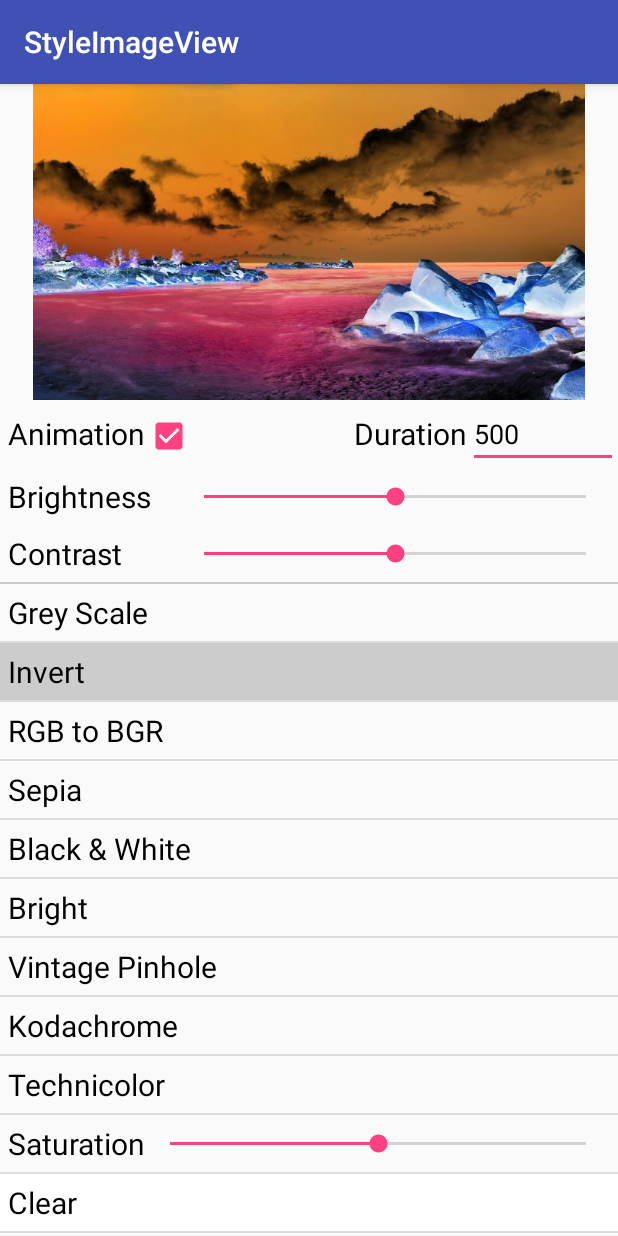
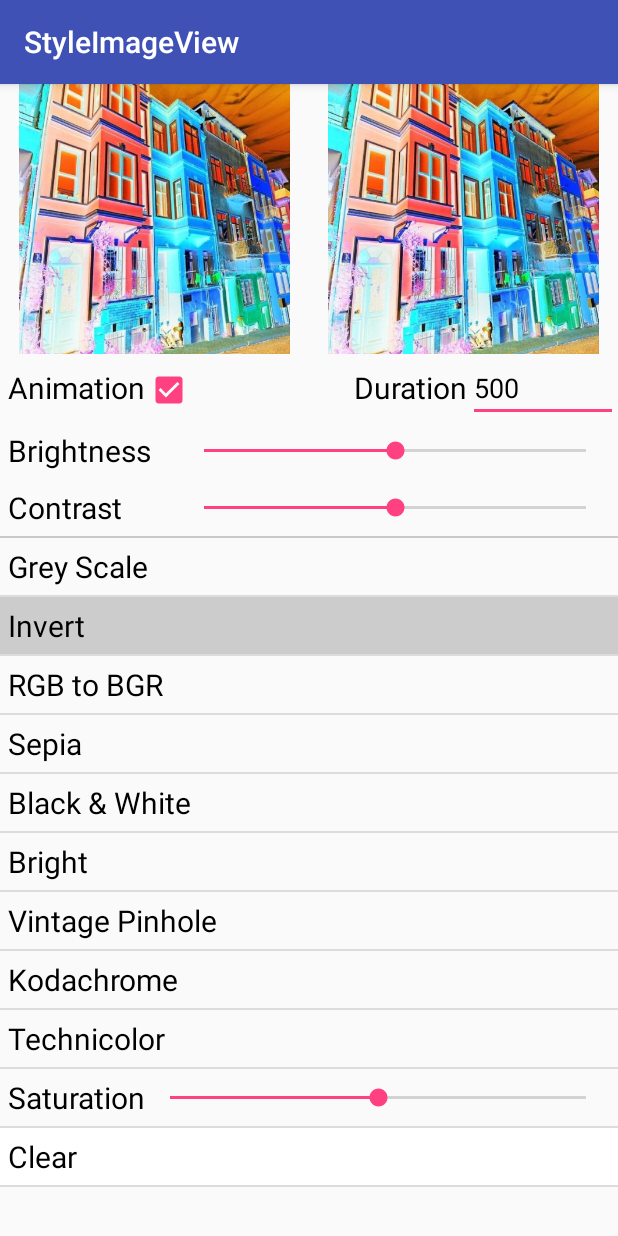
Before and after one commit to chengdazhi/StyleImageView, an Android app: the screen it shows after launch (MainActivity), after a tap on "Invert", on a phone screen of 412 x 824 dp. Run offline under Robolectric (Android 15) with nearby library versions, the phone set to English and light mode, and no system bars.

Commit message:
add animatioin listener to styler

```diff
--- a/styleimageview/src/main/java/it/chengdazhi/styleimageview/Styler.java
+++ b/styleimageview/src/main/java/it/chengdazhi/styleimageview/Styler.java
@@ -17,6 +17,9 @@ import android.widget.ImageView;
 
 /**
  * Created by chengdazhi on 8/10/16.
+ *
+ * This class can add style to ImageView's Drawable, View's background and any given drawable,
+ * using ColorMatrixColorFilter.
  */
 public class Styler {
     private boolean enableAnimation;
@@ -26,12 +29,12 @@ public class Styler {
     private float contrast;
     private float saturation;
     private int mode;
+    private AnimationListener listener;
     private DrawableHolder drawableHolder;
     private float[] oldMatrix = StyleMatrixs.common();
     private ValueAnimator animator;
 
     private Styler(Builder builder) {
-        super();
         enableAnimation = builder.enableAnimation;
         animationDuration = builder.animationDuration;
         brightness = builder.brightness;
@@ -42,6 +45,10 @@ public class Styler {
         interpolator = builder.interpolator;
     }
 
+    /**
+     * This method updates UI.
+     * Simply setting params like mode and brightness won't bringing effect until this method is called.
+     */
     public void updateStyle() {
         if (drawableHolder.getDrawable() == null) {
             return;
@@ -60,6 +67,12 @@ public class Styler {
         }
     }
 
+    /**
+     * This method clears the style added.
+     * This will set the mode to Styler.Mode.NONE and saturation to 1(default value).
+     * But this does not clear the brightness and contrast, if these two params are set.
+     * Note if animation is enabled, this method will also have animation effect.
+     */
     public void clearStyle() {
         if (drawableHolder.getDrawable() == null) {
             return;
@@ -71,11 +84,13 @@ public class Styler {
                     super.onAnimationEnd(animation);
                     drawableHolder.getDrawable().clearColorFilter();
                     mode = Mode.NONE;
+                    saturation = 1;
                 }
             });
         } else {
             drawableHolder.getDrawable().clearColorFilter();
             mode = Mode.NONE;
+            saturation = 1;
         }
     }
 
@@ -89,15 +104,35 @@ public class Styler {
             public void onAnimationUpdate(ValueAnimator valueAnimator) {
                 float[] result = new float[20];
                 float fraction = valueAnimator.getAnimatedFraction();
-                float ratio = interpolator.getInterpolation(fraction);
+                float progress = interpolator.getInterpolation(fraction);
                 for (int i = 0; i < 20; i++) {
-                    result[i] = (startMatrix[i] * (1 - ratio)) + (endMatrix[i] * ratio);
+                    result[i] = (startMatrix[i] * (1 - progress)) + (endMatrix[i] * progress);
                 }
                 setDrawableStyleByMatrix(result);
                 oldMatrix = result.clone();
+                if (listener != null) {
+                    listener.onAnimationUpdate(fraction, progress);
+                }
             }
         });
         animator.addListener(onAnimationEndListener);
+        animator.addListener(new AnimatorListenerAdapter() {
+            @Override
+            public void onAnimationStart(Animator animation) {
+                super.onAnimationStart(animation);
+                if (listener != null) {
+                    listener.onAnimationStart();
+                }
+            }
+
+            @Override
+            public void onAnimationEnd(Animator animation) {
+                super.onAnimationEnd(animation);
+                if (listener != null) {
+                    listener.onAnimationEnd();
+                }
+            }
+        });
         animator.start();
     }
 
@@ -125,7 +160,7 @@ public class Styler {
     }
 
     private static float[] getMatrixByMode(int mode, float saturation) {
-        float[] targetMatrix;
+        float[] targetMatrix = StyleMatrixs.common();
         switch (mode) {
             case Mode.NONE:
                 targetMatrix = StyleMatrixs.common();
@@ -160,8 +195,6 @@ public class Styler {
             case Mode.SATURATION:
                 targetMatrix = getSaturationMatrix(saturation);
                 break;
-            default:
-                throw new IllegalArgumentException("mode not supported!");
         }
         return targetMatrix;
     }
@@ -194,6 +227,14 @@ public class Styler {
         return animationDuration;
     }
 
+    /**
+     * This method turns on animation.
+     * If you want to change animation duration, you need to call this method.
+     * If you want to specify a interpolator
+     * you can call enableAnimation(long animationDuration, Interpolator interpolator)
+     * @param animationDuration
+     * @return
+     */
     public Styler enableAnimation(long animationDuration) {
         enableAnimation(animationDuration, new LinearInterpolator());
         return this;
@@ -206,6 +247,10 @@ public class Styler {
         return this;
     }
 
+    /**
+     * this method turn off animation and reset animation duration to 0
+     * @return
+     */
     public Styler disableAnimation() {
         enableAnimation = false;
         animationDuration = 0;
@@ -217,6 +262,11 @@ public class Styler {
     }
 
     public Styler setBrightness(int brightness) {
+        if (brightness > 255) {
+            throw new IllegalArgumentException("brightness can't be bigger than 255");
+        } else if (brightness < -255) {
+            throw new IllegalArgumentException("brightness can't be smaller than -255");
+        }
         this.brightness = brightness;
         return this;
     }
@@ -226,6 +276,9 @@ public class Styler {
     }
 
     public Styler setContrast(float contrast) {
+        if (contrast < 0) {
+            throw new IllegalArgumentException("contrast can't be smaller than 0");
+        }
         this.contrast = contrast;
         return this;
     }
@@ -235,16 +288,33 @@ public class Styler {
     }
 
     public Styler setSaturation(float saturation) {
+        if (saturation < 0) {
+            throw new IllegalArgumentException("saturation can't be smaller than 0");
+        }
         mode = Mode.SATURATION;
         this.saturation = saturation;
         return this;
     }
 
+    /**
+     * @return current mode
+     */
     public int getMode() {
         return mode;
     }
 
+    /**
+     * Sets styler's mode to given mode
+     * Note if mode is not Styler.Mode.SATURATION, and saturation is set before, saturation will be reset to 1(default value)
+     * If mode is Styler.Mode.SATURATION, you must call setSaturation and specify a saturation value.
+     * Because by default saturation is 1 and doesn't cause any changes of UI.
+     * @param mode
+     * @return Styler object
+     */
     public Styler setMode(int mode) {
+        if (!Mode.hasMode(mode)) {
+            throw new IllegalArgumentException("Mode " + mode + " not supported! Check Styler.Mode class for supported modes");
+        }
         this.mode = mode;
         if (mode != Mode.SATURATION) {
             saturation = 1;
@@ -256,9 +326,39 @@ public class Styler {
         return drawableHolder.getDrawable();
     }
 
+    /**
+     * AnimationListener's methods will be called only when animation is enabled.
+     * @param listener custom Styler.AnimationListener
+     * @return
+     */
+    public Styler setAnimationListener(AnimationListener listener) {
+        this.listener = listener;
+        return this;
+    }
+
+    /**
+     * @return returns the removed AnimationListener
+     */
+    public AnimationListener removeAnimationListener() {
+        AnimationListener removedListener = listener;
+        listener = null;
+        return removedListener;
+    }
+
+    /**
+     * The bitmap's size is based on the view or drawable you passed in.
+     * If you want to specify width and height, use Styler.getBitmap(int width, int height)
+     * @return the bitmap with style added
+     */
     public Bitmap getBitmap() {
         Drawable drawable = drawableHolder.getDrawable();
-        return getBitmap(drawable.getIntrinsicWidth(), drawable.getIntrinsicHeight());
+        int width = drawable.getIntrinsicWidth();
+        int height = drawable.getIntrinsicHeight();
+        if ((width == 0 || height == 0) && drawableHolder.isView && drawableHolder.view != null) {
+            width = drawableHolder.view.getMeasuredWidth();
+            height = drawableHolder.view.getMeasuredHeight();
+        }
+        return getBitmap(width, height);
     }
 
     public Bitmap getBitmap(int width, int height) {
@@ -270,13 +370,45 @@ public class Styler {
         return bitmap;
     }
 
+    /**
+     * Method to add style to bitmap
+     * This method can only specify the mode, but not saturation
+     * If you want to use saturation mode or specify brightness or contrast,
+     * call addStyleToBitmap(Context context, Bitmap bitmap, int mode, int brightness, float contrast, float saturation)
+     * @param context
+     * @param bitmap Bitmap object to change, we don't operate on this bitmap because it's immutable, you should use the returned bitmap object
+     * @param mode
+     * @return
+     */
     public static Bitmap addStyleToBitmap(Context context, Bitmap bitmap, int mode) {
         return addStyleToBitmap(context, bitmap, mode, 0, 1, 1);
     }
 
+    /**
+     * Method to add style to bitmap
+     *
+     * @param context
+     * @param bitmap Bitmap object to change, we don't operate on this bitmap because it's immutable, you should use the returned bitmap object
+     * @param mode
+     * @param brightness if you don't want to change brightness, pass 0
+     * @param contrast if you don't want to change contrast, pass 1
+     * @param saturation if you don't want to change saturation, pass 1. If saturation is set, then the mode must be Styler.Mode.SATURATION
+     * @return
+     */
     public static Bitmap addStyleToBitmap(Context context, Bitmap bitmap, int mode, int brightness, float contrast, float saturation) {
         if (saturation != 1 && (mode != Mode.SATURATION || mode != Mode.NONE)) {
             throw new IllegalArgumentException("saturation must be 1.0 when mode is not Styler.Mode.SATURATION");
+        }
+        if (brightness > 255) {
+            throw new IllegalArgumentException("brightness can't be bigger than 255");
+        } else if (brightness < -255) {
+            throw new IllegalArgumentException("brightness can't be smaller than -255");
+        }
+        if (contrast < 0) {
+            throw new IllegalArgumentException("contrast can't be smaller than 0");
+        }
+        if (saturation < 0) {
+            throw new IllegalArgumentException("saturation can't be smaller than 0");
         }
         Bitmap newBitmap = Bitmap.createBitmap(bitmap.getWidth(), bitmap.getHeight(), Bitmap.Config.ARGB_8888);
         Canvas canvas = new Canvas(newBitmap);
@@ -288,7 +420,7 @@ public class Styler {
         return newBitmap;
     }
 
-    public static class DrawableHolder {
+    private static class DrawableHolder {
         private View view;
         private Drawable drawable;
         private boolean isView;
@@ -325,6 +457,7 @@ public class Styler {
         private float saturation = 1;
         private int mode = Mode.NONE;
         private DrawableHolder drawableHolder;
+        private AnimationListener listener;
 
         public Styler build() {
             return new Styler(this);
@@ -359,6 +492,7 @@ public class Styler {
             enableAnimation = false;
             animationDuration = 0;
             interpolator = null;
+            listener = null;
             return this;
         }
 
@@ -380,10 +514,27 @@ public class Styler {
             return this;
         }
 
-        //this method clears the original style
+        /**
+         * This method set mode to Styler.Mode.SATURATION
+         * @param saturation
+         * @return
+         */
         public Builder setSaturation(float saturation) {
+            if (saturation < 0) {
+                throw new IllegalArgumentException("saturation can't be smaller than 0");
+            }
             mode = Mode.SATURATION;
             this.saturation = saturation;
+            return this;
+        }
+
+        /**
+         * AnimationListener's methods will be called only when animation is enabled.
+         * @param listener custom Styler.AnimationListener
+         * @return
+         */
+        public Builder setAnimationListener(AnimationListener listener) {
+            this.listener = listener;
             return this;
         }
     }
@@ -400,6 +551,36 @@ public class Styler {
         public static final int VINTAGE_PINHOLE = 7;
         public static final int KODACHROME = 8;
         public static final int TECHNICOLOR = 9;
+
+        static boolean hasMode(int mode) {
+            switch (mode) {
+                case Mode.NONE:
+                case Mode.GREY_SCALE:
+                case Mode.INVERT:
+                case Mode.RGB_TO_BGR:
+                case Mode.SEPIA:
+                case Mode.BRIGHT:
+                case Mode.BLACK_AND_WHITE:
+                case Mode.VINTAGE_PINHOLE:
+                case Mode.KODACHROME:
+                case Mode.TECHNICOLOR:
+                case Mode.SATURATION:
+                    return true;
+                default:
+                    return false;
+            }
+        }
     }
 
+    public interface AnimationListener {
+        void onAnimationStart();
+        /**
+         * Two params are same if Interpolator is not set or is LinearInterpolator.
+         * Otherwise progress is the value calculated by Interpolator with timeFraction.
+         * @param timeFraction the time fraction of the whole animation
+         * @param progress the progress of the whole animation, range[0-1]
+         */
+        void onAnimationUpdate(float timeFraction, float progress);
+        void onAnimationEnd();
+    }
 }
--- a/styler_test/src/main/res/layout/activity_main.xml
+++ b/styler_test/src/main/res/layout/activity_main.xml
@@ -6,11 +6,24 @@
     android:orientation="vertical"
     tools:context="com.example.styleimageview.MainActivity">
 
-    <ImageView
-        android:id="@+id/image"
-        android:src="@drawable/scene"
+    <LinearLayout
         android:layout_width="match_parent"
-        android:layout_height="wrap_content" />
+        android:layout_height="180dp">
+
+        <ImageView
+            android:src="@drawable/test_house"
+            android:layout_weight="1"
+            android:layout_width="0dp"
+            android:layout_height="wrap_content" />
+
+        <ImageView
+            android:id="@+id/image"
+            android:src="@drawable/test_house"
+            android:layout_weight="1"
+            android:layout_width="0dp"
+            android:layout_height="wrap_content" />
+
+    </LinearLayout>
 
     <LinearLayout
         android:layout_width="match_parent"
```
Also changed, not shown: styleimageview/src/main/java/it/chengdazhi/styleimageview/StyleImageView.java (+69 -0 lines), styler_test/src/main/res/drawable-xhdpi/test_house.jpg (added), styler_test/src/main/res/drawable-xhdpi/test_house_boat.jpg (added).
